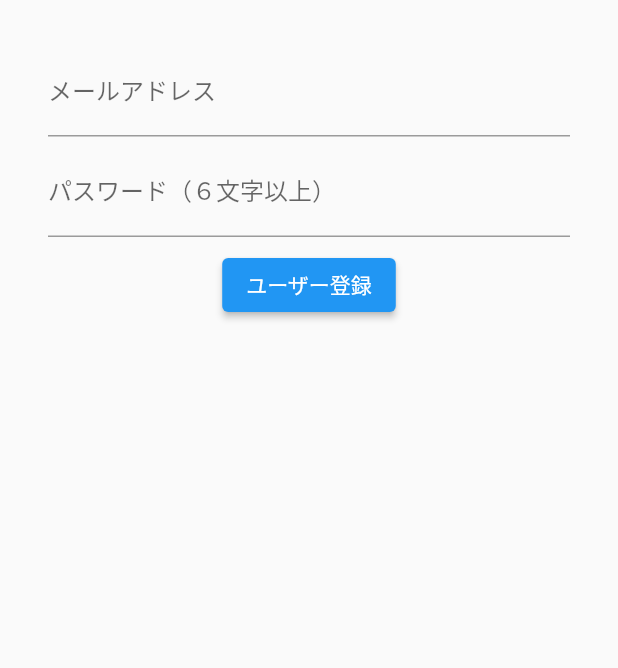
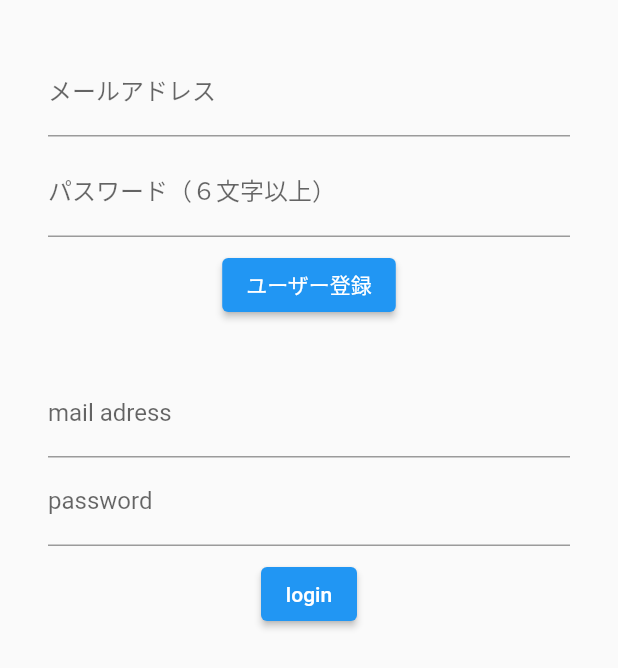
Before and after one commit to takaharayota531/firebase_tutorial, a Flutter app: the screen it shows after launch, on a phone screen of 412 x 824 dp. Shown: the top 668 px of the screen. Run offline on Flutter 3.47's test engine with Material 2 defaults, Android fonts, the phone set to English and light mode, and no system bars; our stand-ins replace firebase_auth, firebase_core; accounts and stored records are empty.

Commit message:
first commit

```diff
--- a/lib/main.dart
+++ b/lib/main.dart
@@ -33,6 +33,8 @@ class _MyAuthPageState extends State<MyAuthPage> {
   // 入力されたパスワード
   String newUserPassword = "";
   // 登録・ログインに関する情報を表示
+  String loginUserEmail = "";
+  String loginUserPassword = "";
   String infoText = "";
 
   @override
@@ -89,6 +91,45 @@ class _MyAuthPageState extends State<MyAuthPage> {
                 },
                 child: Text("ユーザー登録"),
               ),
+              const SizedBox(height: 32),
+              TextFormField(
+                decoration: InputDecoration(labelText: "mail adress"),
+                onChanged: (String value) {
+                  setState(() {
+                    loginUserEmail = value;
+                  });
+                },
+              ),
+              TextFormField(
+                decoration: InputDecoration(labelText: "password"),
+                obscureText: true,
+                onChanged: (String value) {
+                  setState(() {
+                    loginUserPassword = value;
+                  });
+                },
+              ),
+              const SizedBox(height: 8),
+              ElevatedButton(
+                onPressed: () async {
+                  try {
+                    final FirebaseAuth auth = FirebaseAuth.instance;
+                    final UserCredential result =
+                        await auth.signInWithEmailAndPassword(
+                            email: loginUserEmail, password: loginUserPassword);
+                    final User user = result.user!;
+
+                    setState(() {
+                      infoText = "loginok:${user.email}";
+                    });
+                  } catch (e) {
+                    setState(() {
+                      infoText = "login failed:${e.toString()}";
+                    });
+                  }
+                },
+                child: Text("login"),
+              ),
               const SizedBox(height: 8),
               Text(infoText)
             ],
```
